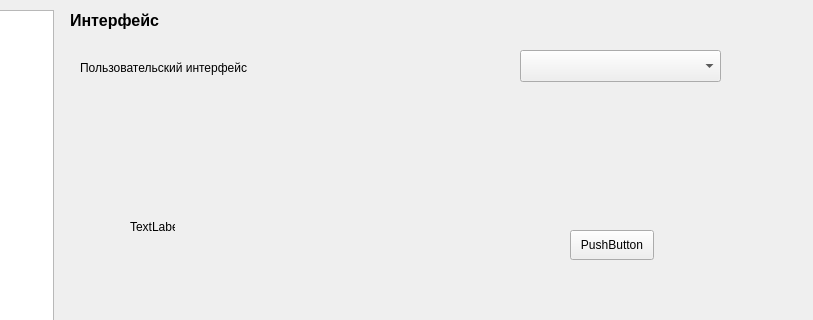
This is ImView/nastroiki.ui in Ivanos121/ImView2_Qt6 as Qt 5 draws it before an edit; both pictures show x 206 to 1019 and y 0 to 320 of the 1019 by 657 pixel window. The edited form follows.
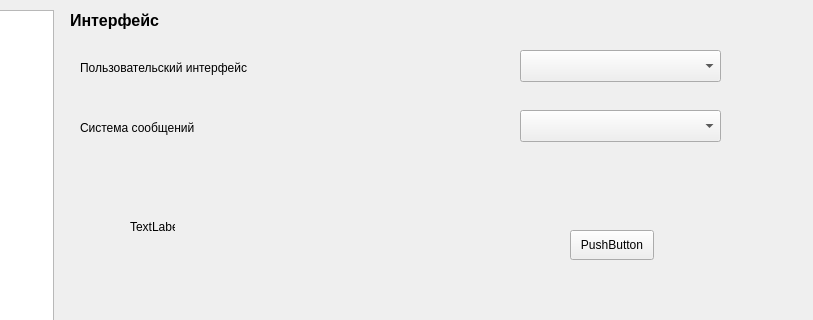
This is the edited form.

Patch:
```diff
--- a/ImView/nastroiki.ui
+++ b/ImView/nastroiki.ui
@@ -157,6 +157,29 @@
       <string>TextLabel</string>
      </property>
     </widget>
+    <widget class="QComboBox" name="comboBox_2">
+     <property name="geometry">
+      <rect>
+       <x>460</x>
+       <y>100</y>
+       <width>201</width>
+       <height>32</height>
+      </rect>
+     </property>
+    </widget>
+    <widget class="QLabel" name="label_10">
+     <property name="geometry">
+      <rect>
+       <x>20</x>
+       <y>110</y>
+       <width>321</width>
+       <height>16</height>
+      </rect>
+     </property>
+     <property name="text">
+      <string>Система сообщений</string>
+     </property>
+    </widget>
    </widget>
    <widget class="QWidget" name="page_3">
     <widget class="QLabel" name="label_2">
```
Left out of the diff: 2 changed lines with no effect on the pictures.
